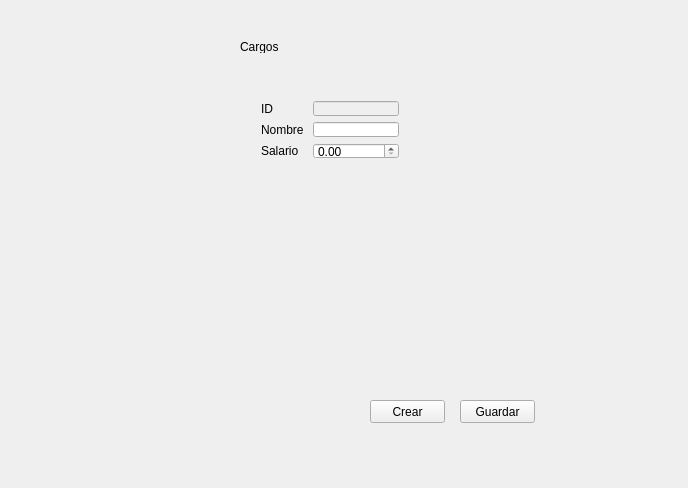
Above: cosmec/formulariocargos.ui from Exxu/cosmec-si before the change. Below: the same form after it.
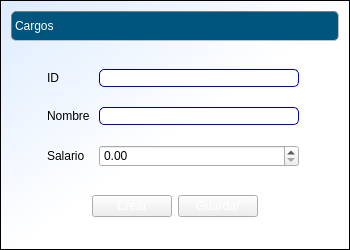
That is the form after the change.

Commit message: formularios actualizados

Diff of the .ui file:
```diff
--- a/cosmec/formulariocargos.ui
+++ b/cosmec/formulariocargos.ui
@@ -6,36 +6,110 @@
    <rect>
     <x>0</x>
     <y>0</y>
-    <width>688</width>
-    <height>488</height>
+    <width>350</width>
+    <height>250</height>
    </rect>
   </property>
+  <property name="minimumSize">
+   <size>
+    <width>350</width>
+    <height>250</height>
+   </size>
+  </property>
   <property name="windowTitle">
    <string>formularioCargos</string>
   </property>
+  <property name="styleSheet">
+   <string notr="true">QWidget#formularioCargos{
+background:qlineargradient(spread:pad, x1:0, y1:0, x2:1, y2:1, stop:0 rgba(221, 235, 255, 255), stop:0.522727 rgba(255, 255, 255, 255));
+border: 1px solid black;
+}
+.QFrame {
+ border: 1px inset gray;
+ border-radius: 5px;
+ background:  transparent;
+}
+QLabel#label {/*titulos de pág*/
+border: 1px inset gray;
+ border-radius: 5px;
+font: bold 12pt &quot;Calibri&quot;;
+background:rgb(0, 85, 127);
+color:white;
+qproperty-alignment: AlignCenter
+}
+QLabel#label_11 {/*foto*/
+border: 1px inset gray;
+qproperty-alignment: AlignCenter
+}
+QLabel{
+border: 0px;
+font: 11pt &quot;Arial&quot;;
+background: transparent;
+}
+.QPushButton {
+background: qlineargradient(
+  x1:0, y1:0, x2:0, y2:1,
+  stop:0 #68778e,
+  stop: 0.4 #5c637d
+  stop: 0.5 #717990,
+  stop:1 #bec1d2
+ );
+ color: white;
+}
+QLineEdit {
+     border: 1px inset darkblue;
+     border-radius: 5px;
+     background:white;
+     selection-background-color: darkgray;
+ }</string>
+  </property>
+  <layout class="QVBoxLayout" name="verticalLayout">
+   <item>
   <widget class="QLabel" name="label">
-   <property name="geometry">
-    <rect>
-     <x>240</x>
-     <y>40</y>
-     <width>46</width>
-     <height>13</height>
-    </rect>
+     <property name="minimumSize">
+      <size>
+       <width>0</width>
+       <height>30</height>
+      </size>
    </property>
    <property name="text">
     <string>Cargos</string>
    </property>
   </widget>
-  <widget class="QWidget" name="formLayoutWidget">
-   <property name="geometry">
-    <rect>
-     <x>250</x>
-     <y>90</y>
-     <width>160</width>
-     <height>80</height>
-    </rect>
-   </property>
+   </item>
+   <item>
+    <spacer name="verticalSpacer_2">
+     <property name="orientation">
+      <enum>Qt::Vertical</enum>
+     </property>
+     <property name="sizeHint" stdset="0">
+      <size>
+       <width>20</width>
+       <height>40</height>
+      </size>
+     </property>
+    </spacer>
+   </item>
+   <item>
+    <layout class="QHBoxLayout" name="horizontalLayout_2">
+     <item>
+      <spacer name="horizontalSpacer_3">
+       <property name="orientation">
+        <enum>Qt::Horizontal</enum>
+       </property>
+       <property name="sizeHint" stdset="0">
+        <size>
+         <width>18</width>
+         <height>20</height>
+        </size>
+       </property>
+      </spacer>
+     </item>
+     <item>
    <layout class="QFormLayout" name="formLayout">
+       <property name="verticalSpacing">
+        <number>20</number>
+       </property>
     <item row="0" column="0">
      <widget class="QLabel" name="label_2">
       <property name="text">
@@ -62,6 +136,12 @@
       <property name="enabled">
        <bool>false</bool>
       </property>
+         <property name="minimumSize">
+          <size>
+           <width>200</width>
+           <height>0</height>
+          </size>
+         </property>
      </widget>
     </item>
     <item row="1" column="1">
@@ -75,33 +155,93 @@
      </widget>
     </item>
    </layout>
-  </widget>
+     </item>
+     <item>
+      <spacer name="horizontalSpacer_4">
+       <property name="orientation">
+        <enum>Qt::Horizontal</enum>
+       </property>
+       <property name="sizeHint" stdset="0">
+        <size>
+         <width>40</width>
+         <height>20</height>
+        </size>
+       </property>
+      </spacer>
+     </item>
+    </layout>
+   </item>
+   <item>
+    <spacer name="verticalSpacer">
+     <property name="orientation">
+      <enum>Qt::Vertical</enum>
+     </property>
+     <property name="sizeHint" stdset="0">
+      <size>
+       <width>20</width>
+       <height>40</height>
+      </size>
+     </property>
+    </spacer>
+   </item>
+   <item>
+    <layout class="QHBoxLayout" name="horizontalLayout">
+     <item>
+      <spacer name="horizontalSpacer">
+       <property name="orientation">
+        <enum>Qt::Horizontal</enum>
+       </property>
+       <property name="sizeHint" stdset="0">
+        <size>
+         <width>40</width>
+         <height>20</height>
+        </size>
+       </property>
+      </spacer>
+     </item>
+     <item>
   <widget class="QPushButton" name="pushButton">
-   <property name="geometry">
-    <rect>
-     <x>370</x>
-     <y>400</y>
-     <width>75</width>
-     <height>23</height>
-    </rect>
-   </property>
    <property name="text">
     <string>Crear</string>
    </property>
   </widget>
+     </item>
+     <item>
   <widget class="QPushButton" name="pushButton_2">
-   <property name="geometry">
-    <rect>
-     <x>460</x>
-     <y>400</y>
-     <width>75</width>
-     <height>23</height>
-    </rect>
-   </property>
    <property name="text">
     <string>Guardar</string>
    </property>
   </widget>
+     </item>
+     <item>
+      <spacer name="horizontalSpacer_2">
+       <property name="orientation">
+        <enum>Qt::Horizontal</enum>
+       </property>
+       <property name="sizeHint" stdset="0">
+        <size>
+         <width>40</width>
+         <height>20</height>
+        </size>
+       </property>
+      </spacer>
+     </item>
+    </layout>
+   </item>
+   <item>
+    <spacer name="verticalSpacer_3">
+     <property name="orientation">
+      <enum>Qt::Vertical</enum>
+     </property>
+     <property name="sizeHint" stdset="0">
+      <size>
+       <width>20</width>
+       <height>40</height>
+      </size>
+     </property>
+    </spacer>
+   </item>
+  </layout>
  </widget>
  <layoutdefault spacing="6" margin="11"/>
  <resources/>
```
Lines whose indentation alone changed are shown as unchanged. The commit also changes 25 other files.
